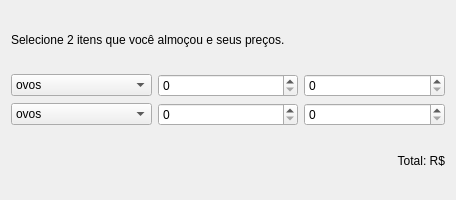
etvorellana/aulas_QT_QML, file EC_Formulario/formulario_00.ui: the form before one commit.
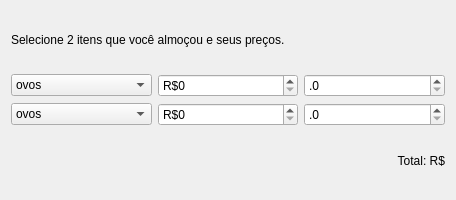
The form after the commit.

Diff of the .ui file:
```diff
--- a/EC_Formulario/formulario_00.ui
+++ b/EC_Formulario/formulario_00.ui
@@ -131,7 +131,7 @@
           <string/>
          </property>
          <property name="prefix">
-          <string extracomment="R$"/>
+          <string extracomment="R$">R$</string>
          </property>
          <property name="maximum">
           <number>100</number>
@@ -144,7 +144,7 @@
        <item>
         <widget class="QSpinBox" name="pre1C_sbx">
          <property name="prefix">
-          <string extracomment="."/>
+          <string extracomment=".">.</string>
          </property>
         </widget>
        </item>
@@ -249,7 +249,7 @@
        <item>
         <widget class="QSpinBox" name="pre2R_sbx">
          <property name="prefix">
-          <string extracomment="R$"/>
+          <string extracomment="R$">R$</string>
          </property>
          <property name="maximum">
           <number>100</number>
@@ -259,7 +259,7 @@
        <item>
         <widget class="QSpinBox" name="pre2C_sbx">
          <property name="prefix">
-          <string extracomment="."/>
+          <string>.</string>
          </property>
         </widget>
        </item>
```
Left out of the diff: 5 changed lines with no effect on the pictures.
